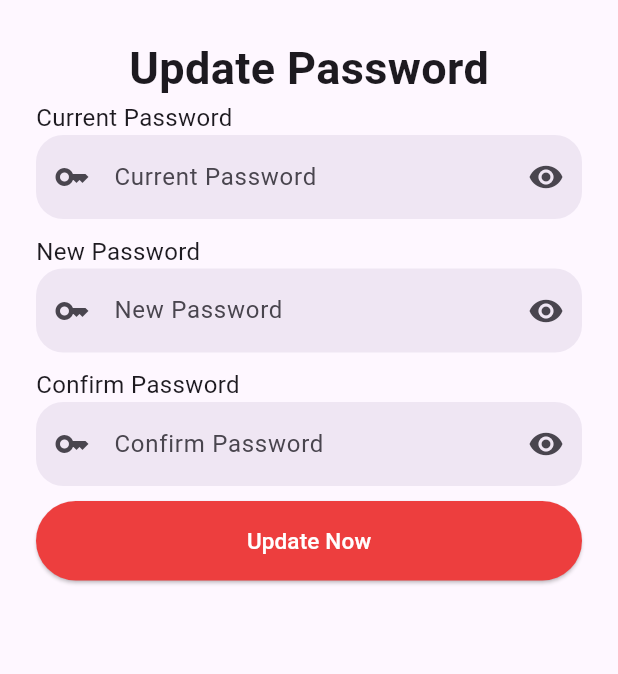
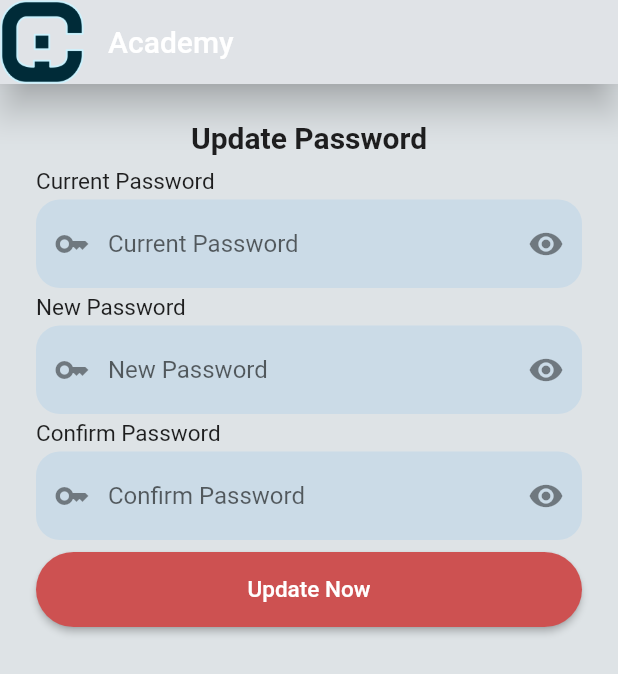
Before and after one commit to Shukria123/community, a Flutter app: the screen it shows after launch, on a phone screen of 412 x 824 dp. Shown: the top 674 px of the screen. Run offline on Flutter 3.47's test engine with Material 2 defaults, Android fonts, the phone set to English and light mode, and no system bars.

Commit message:
make change in switch show to hide and hide to show passwords and some changes in colors done

```diff
--- a/lib/main.dart
+++ b/lib/main.dart
@@ -1,5 +1,5 @@
 import 'package:flutter/material.dart';
-import 'package:flutter_application_1/updatepass.dart';
+import 'package:flutter_application_1/update_pass.dart';
 
 void main() {
   runApp(const MyApp());
@@ -12,13 +12,7 @@ class MyApp extends StatelessWidget {
   @override
   Widget build(BuildContext context) {
     return MaterialApp(
-      title: 'Flutter Demo',
-      theme: ThemeData(
-        colorScheme:
-            ColorScheme.fromSeed(seedColor: Color.fromARGB(255, 85, 62, 124)),
-        useMaterial3: true,
-      ),
-      home: updatepass(),
+      home: UpdatePass(),
     );
   }
 }
--- a/lib/updatepass.dart
+++ b/lib/update_pass.dart
@@ -1,13 +1,31 @@
 import 'package:flutter/material.dart';
 
-class updatepass extends StatelessWidget {
+class UpdatePass extends StatefulWidget {
+  @override
+  State<UpdatePass> createState() => _UpdatePassState();
+}
+
+class _UpdatePassState extends State<UpdatePass> {
   bool _obscureText = true;
+  bool _newPassword = true;
+  bool _confPassword = true;
+
   @override
   Widget build(BuildContext context) {
     // ignore: prefer_const_constructors
     return SafeArea(
       // ignore: prefer_const_constructors
       child: Scaffold(
+        backgroundColor: Color.fromARGB(255, 222, 227, 230),
+        appBar: AppBar(
+          title: Text("Academy"),
+          leading: Container(
+            child: Image.asset('assets/images/logo.png'),
+          ),
+          elevation: 10,
+          backgroundColor: Color.fromARGB(255, 224, 227, 231),
+        ),
+
         // ignore: prefer_const_constructors, prefer_const_literals_to_create_immutables
         body: Container(
           // ignore: prefer_const_constructors
@@ -29,9 +47,12 @@ class updatepass extends StatelessWidget {
         Text(
           "Update Password",
           style: TextStyle(
-            fontSize: 30,
+            fontSize: 20,
             fontWeight: FontWeight.bold,
           ),
+        ),
+        SizedBox(
+          height: 9,
         ),
       ],
     );
@@ -41,13 +62,16 @@ class updatepass extends StatelessWidget {
     return Column(crossAxisAlignment: CrossAxisAlignment.stretch, children: [
       Text(
         "Current Password",
-        style: TextStyle(fontSize: 16),
+        style: TextStyle(fontSize: 15),
+      ),
+      SizedBox(
+        height: 3,
       ),
       TextField(
         decoration: InputDecoration(
             hintText: "Current Password",
             border: OutlineInputBorder(
-              borderRadius: BorderRadius.circular(18),
+              borderRadius: BorderRadius.circular(16),
               borderSide: BorderSide.none,
             ),
             fillColor: Theme.of(context).primaryColor.withOpacity(0.1),
@@ -55,7 +79,9 @@ class updatepass extends StatelessWidget {
             prefixIcon: Icon(Icons.key),
             suffixIcon: GestureDetector(
               onTap: () {
-                _obscureText = !_obscureText;
+                setState(() {
+                  _obscureText = !_obscureText;
+                });
               },
               child:
                   Icon(_obscureText ? Icons.visibility : Icons.visibility_off),
@@ -63,17 +89,20 @@ class updatepass extends StatelessWidget {
         obscureText: _obscureText,
       ),
       SizedBox(
-        height: 10,
+        height: 4,
       ),
       Text(
         "New Password",
-        style: TextStyle(fontSize: 16),
+        style: TextStyle(fontSize: 15),
+      ),
+      SizedBox(
+        height: 3,
       ),
       TextField(
         decoration: InputDecoration(
             hintText: "New Password",
             border: OutlineInputBorder(
-              borderRadius: BorderRadius.circular(18),
+              borderRadius: BorderRadius.circular(16),
               borderSide: BorderSide.none,
             ),
             fillColor: Theme.of(context).primaryColor.withOpacity(0.1),
@@ -81,25 +110,30 @@ class updatepass extends StatelessWidget {
             prefixIcon: Icon(Icons.key),
             suffixIcon: GestureDetector(
               onTap: () {
-                _obscureText = !_obscureText;
+                setState(() {
+                  _newPassword = !_newPassword;
+                });
               },
               child:
-                  Icon(_obscureText ? Icons.visibility : Icons.visibility_off),
+                  Icon(_newPassword ? Icons.visibility : Icons.visibility_off),
             )),
-        obscureText: _obscureText,
+        obscureText: _newPassword,
       ),
       SizedBox(
-        height: 10,
+        height: 4,
       ),
       Text(
         "Confirm Password",
-        style: TextStyle(fontSize: 16),
+        style: TextStyle(fontSize: 15),
+      ),
+      SizedBox(
+        height: 3,
       ),
       TextField(
         decoration: InputDecoration(
             hintText: "Confirm Password",
             border: OutlineInputBorder(
-              borderRadius: BorderRadius.circular(18),
+              borderRadius: BorderRadius.circular(16),
               borderSide: BorderSide.none,
             ),
             fillColor: Theme.of(context).primaryColor.withOpacity(0.1),
@@ -107,15 +141,17 @@ class updatepass extends StatelessWidget {
             prefixIcon: Icon(Icons.key),
             suffixIcon: GestureDetector(
               onTap: () {
-                _obscureText = !_obscureText;
+                setState(() {
+                  _confPassword = !_confPassword;
+                });
               },
               child:
-                  Icon(_obscureText ? Icons.visibility : Icons.visibility_off),
+                  Icon(_confPassword ? Icons.visibility : Icons.visibility_off),
             )),
-        obscureText: _obscureText,
+        obscureText: _confPassword,
       ),
       SizedBox(
-        height: 10,
+        height: 8,
       ),
       ElevatedButton(
         onPressed: () {},
@@ -126,7 +162,7 @@ class updatepass extends StatelessWidget {
         style: ElevatedButton.styleFrom(
           shape: StadiumBorder(),
           padding: EdgeInsets.symmetric(vertical: 16),
-          backgroundColor: Color.fromARGB(255, 237, 62, 62),
+          backgroundColor: Color.fromARGB(255, 205, 81, 81),
         ),
       ),
     ]);
--- a/pubspec.yaml
+++ b/pubspec.yaml
@@ -59,7 +59,8 @@ flutter:
   uses-material-design: true
 
   # To add assets to your application, add an assets section, like this:
-  # assets:
+  assets:
+  - assets/images/
   #   - images/a_dot_burr.jpeg
   #   - images/a_dot_ham.jpeg
 
```
Also changed, not shown: assets/images/logo.png (added).
